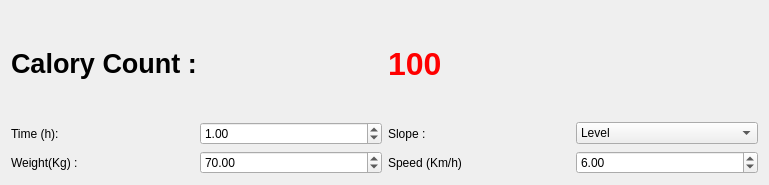
Qt form 4.SignalsAndSlots/4-4CaloryCounter/widget.ui (rutura/Qt-6-C-GUI-Development-for-Beginners) before a commit.
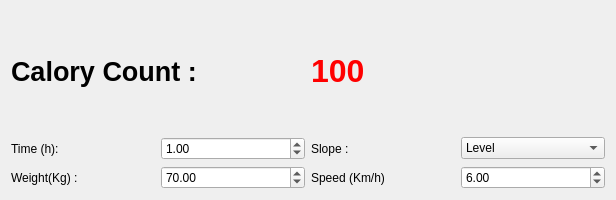
The same form after that commit.

```diff
--- a/4.SignalsAndSlots/4-4CaloryCounter/widget.ui
+++ b/4.SignalsAndSlots/4-4CaloryCounter/widget.ui
@@ -6,8 +6,8 @@
    <rect>
     <x>0</x>
     <y>0</y>
-    <width>769</width>
-    <height>185</height>
+    <width>616</width>
+    <height>200</height>
    </rect>
   </property>
   <property name="windowTitle">
```
